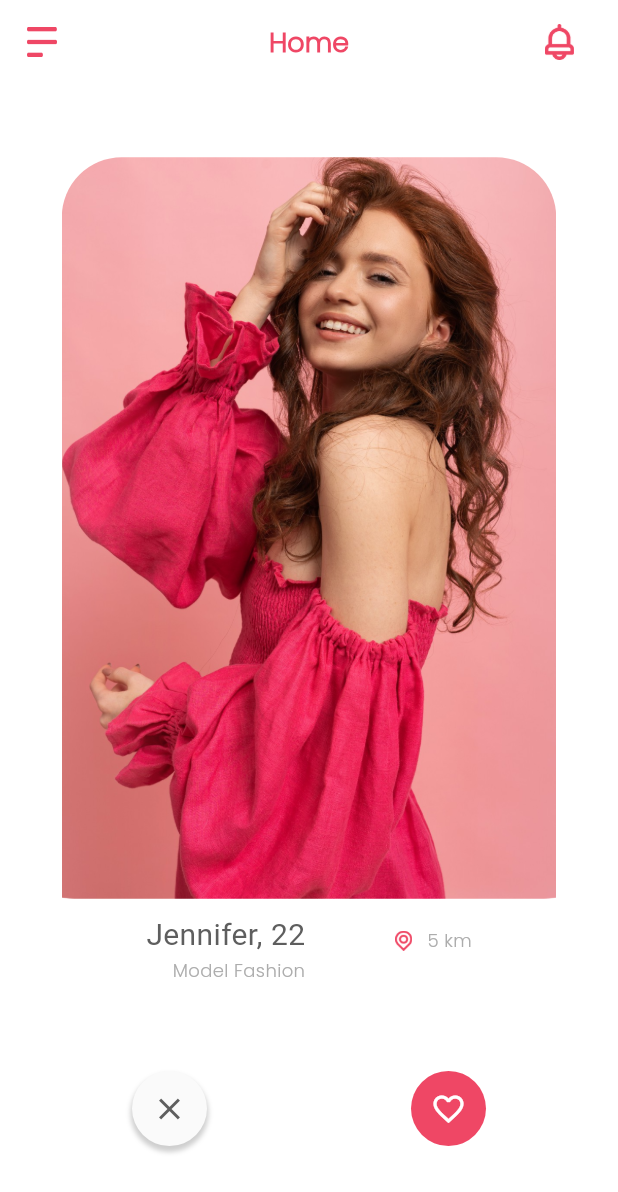
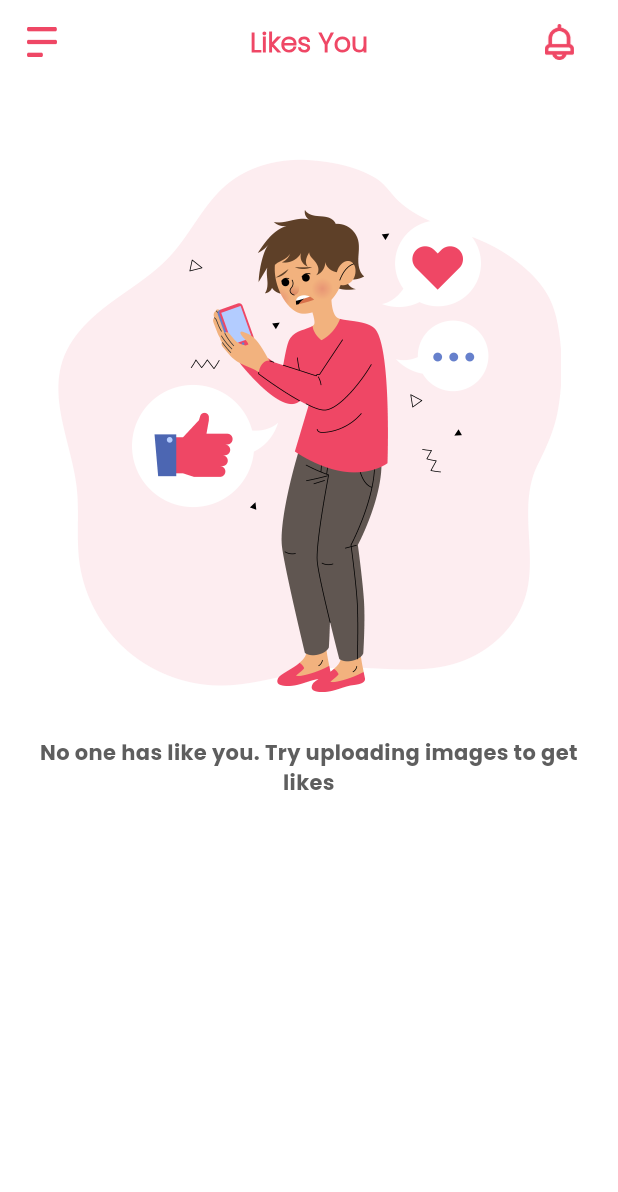
Before and after one commit to mobileappdev47/date_madly_app, a Flutter app: the screen it shows after launch, on a phone screen of 412 x 824 dp. Shown: the top 1192 px of the screen. Run offline on Flutter 3.47's test engine with Material 3 defaults, Android fonts, the phone set to English and light mode, and no system bars; drawn by our look-alikes of dynamic_color, flutter_card_swiper; our stand-ins replace audioplayers, cached_network_image, confetti, country_picker, dio, emoji_picker_flutter and 16 more; missing offline and left inert: country_codes, flutter_background_service, flutter_background_service_android, flutter_facebook_auth, mqtt_client; accounts and stored records are empty; generated files the repository leaves out were written again.

Commit message:
likes you screen ui

```diff
--- a/lib/main.dart
+++ b/lib/main.dart
@@ -3,7 +3,9 @@ import 'dart:io';
 
 import 'package:country_codes/country_codes.dart';
 import 'package:date_madly_app/pages/home/home.dart';
+import 'package:date_madly_app/pages/home/likes_you_screen.dart';
 import 'package:date_madly_app/pages/home/main.dart';
+import 'package:date_madly_app/pages/likes/main.dart';
 import 'package:date_madly_app/pages/login/dob.dart';
 import 'package:date_madly_app/pages/login/gender.dart';
 import 'package:date_madly_app/pages/login/Login_with_phone.dart';
@@ -149,7 +151,7 @@ class MyApp extends StatelessWidget {
             //     : phone!
             //         ? const Gender()
             //         : const PhoneOTP());
-            home: Home()
+            home: LikesYouScreen()
             // home: ChangeNotifierProvider(
             //     create: (context) => PhoneAuthProvider(),
             //     child: const SplashScreen())
--- /dev/null
+++ b/lib/pages/home/likes_you_screen.dart
@@ -0,0 +1,87 @@
+import 'package:date_madly_app/providers/home_main_provider.dart';
+import 'package:date_madly_app/utils/colors.dart';
+import 'package:date_madly_app/utils/text_style.dart';
+import 'package:flutter/material.dart';
+import 'package:provider/provider.dart';
+
+class LikesYouScreen extends StatefulWidget {
+  const LikesYouScreen({Key? key}) : super(key: key);
+
+  @override
+  State<LikesYouScreen> createState() => _LikesYouScreenState();
+}
+
+class _LikesYouScreenState extends State<LikesYouScreen> {
+  @override
+  Widget build(BuildContext context) {
+    return Consumer<HomeMainProvider>(
+      builder: (context, value, child) => Scaffold(
+        backgroundColor: Colors.white,
+        appBar: AppBar(
+          centerTitle: true,
+          backgroundColor: ColorRes.white,
+          leading: Builder(
+            builder: (BuildContext context) {
+              return IconButton(
+                icon: Image.asset(
+                  'assets/icons/drawer.png',
+                  scale: 3,
+                ),
+                onPressed: () {
+                  Scaffold.of(context).openDrawer();
+                },
+              );
+            },
+          ),
+          title: Text(
+            'Likes You',
+            style: appbarTitle(),
+          ),
+          actions: [
+            Padding(
+              padding: const EdgeInsets.symmetric(horizontal: 15),
+              child: IconButton(
+                onPressed: () {
+                  value.showNotificationContainer(context);
+                },
+                icon: Image.asset(
+                  'assets/icons/Notification.png',
+                  scale: 2.5,
+                ),
+              ),
+            ),
+          ],
+        ),
+        body: Column(
+          children: [
+            SizedBox(
+              height: 50,
+            ),
+            Padding(
+              padding: const EdgeInsets.symmetric(horizontal: 10),
+              child: Image.asset(
+                'assets/images/likesYou.png',
+                scale: 3,
+              ),
+            ),
+            SizedBox(
+              height: 30,
+            ),
+            Padding(
+              padding: const EdgeInsets.symmetric(horizontal: 26),
+              child: Text(
+                'No one has like you. Try uploading images to get likes',
+                textAlign: TextAlign.center,
+                style: TextStyle(
+                    fontWeight: FontWeight.w600,
+                    fontSize: 14,
+                    fontFamily: 'poppinsBold',
+                    color: ColorRes.darkGrey),
+              ),
+            ),
+          ],
+        ),
+      ),
+    );
+  }
+}
--- a/lib/providers/home_main_provider.dart
+++ b/lib/providers/home_main_provider.dart
@@ -30,7 +30,8 @@ class HomeMainProvider with ChangeNotifier {
     showDialog(
       context: context,
       builder: (BuildContext context) {
-        return Align(
+        return Scaffold(
+          body: Align(
             alignment: Alignment.topRight,
             child: Padding(
               padding: const EdgeInsets.only(top: 0, right: 0),
@@ -114,14 +115,16 @@ class HomeMainProvider with ChangeNotifier {
                                       ),
                                     ),
                                     Column(
-                                    mainAxisAlignment: MainAxisAlignment.start,
+                                      mainAxisAlignment:
+                                          MainAxisAlignment.start,
                                       crossAxisAlignment:
                                           CrossAxisAlignment.start,
                                       children: [
                                         Text(
                                           '2 MIN AGO',
                                           style: TextStyle(
-                                            fontSize: 12, color: ColorRes.grey),
+                                              fontSize: 12,
+                                              color: ColorRes.grey),
                                         ),
                                         Row(
                                           children: [
@@ -129,7 +132,8 @@ class HomeMainProvider with ChangeNotifier {
                                                 style: TextStyle(
                                                     fontSize: 12,
                                                     color: ColorRes.darkGrey,
-                                                  fontWeight: FontWeight.w700)),
+                                                    fontWeight:
+                                                        FontWeight.w700)),
                                             SizedBox(
                                               width: 5,
                                             ),
@@ -145,7 +149,8 @@ class HomeMainProvider with ChangeNotifier {
                                                 style: TextStyle(
                                                     fontSize: 12,
                                                     color: ColorRes.grey,
-                                                  fontWeight: FontWeight.w700))
+                                                    fontWeight:
+                                                        FontWeight.w700))
                                           ],
                                         ),
                                         Text('Invites you yo for a match !',
@@ -161,7 +166,8 @@ class HomeMainProvider with ChangeNotifier {
                                       height: 40,
                                       width: 40,
                                       decoration: BoxDecoration(
-                                        borderRadius: BorderRadius.circular(50),
+                                          borderRadius:
+                                              BorderRadius.circular(50),
                                           color: ColorRes.appColor),
                                       child: Icon(
                                         Icons.favorite_border,
@@ -273,6 +279,7 @@ class HomeMainProvider with ChangeNotifier {
                       ],
                     ),
                   )),
+            ),
           ),
         );
       },
--- a/pubspec.yaml
+++ b/pubspec.yaml
@@ -133,6 +133,9 @@ flutter:
      - family: poppins
        fonts:
          - asset: assets/fonts/poppies/Poppins-Light.ttf
+     - family: poppinsBold
+       fonts:
+         - asset: assets/fonts/poppies/Poppins-Bold.ttf
   #       - asset: fonts/Schyler-Italic.ttf
   #         style: italic
   #   - family: Trajan Pro
```
Also changed, not shown: assets/images/likesYou.png (added). Lines whose indentation alone changed are shown as unchanged.
